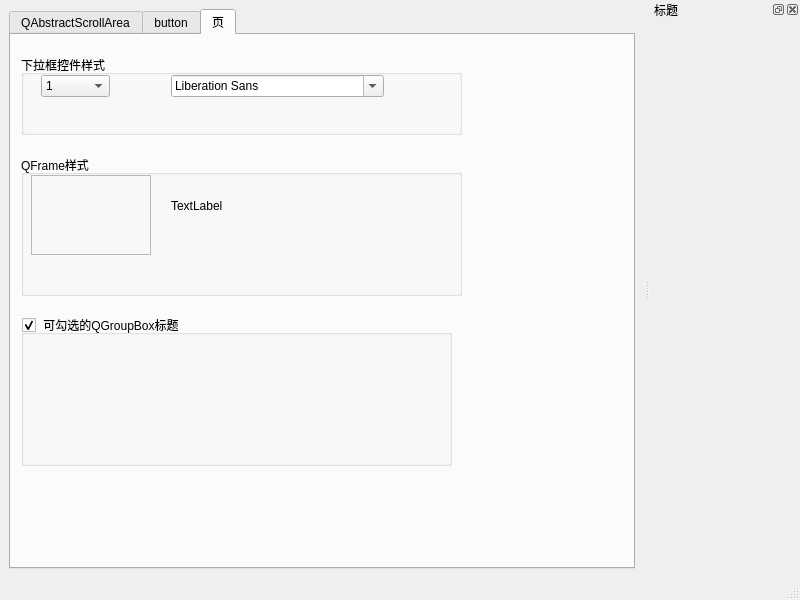
Old version of the form QStyleDemo/QssDemo/mainwindow.ui in the repository mahuifa/QMDemo.
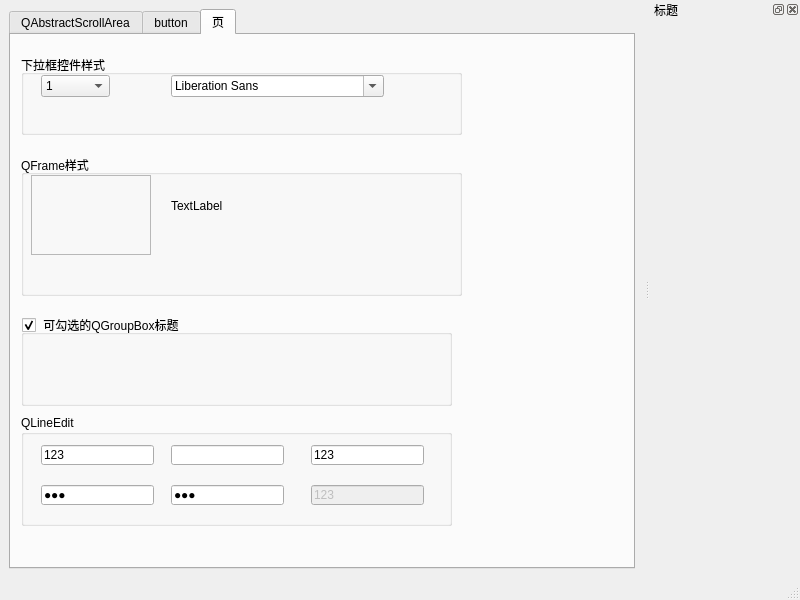
New version of the form.

The edit to the form file:
```diff
--- a/QStyleDemo/QssDemo/mainwindow.ui
+++ b/QStyleDemo/QssDemo/mainwindow.ui
@@ -680,9 +680,12 @@
           <x>10</x>
           <y>280</y>
           <width>431</width>
-          <height>151</height>
+          <height>91</height>
          </rect>
         </property>
+        <property name="styleSheet">
+         <string notr="true"/>
+        </property>
         <property name="title">
          <string> 可勾选的QGroupBox标题</string>
         </property>
@@ -690,6 +693,136 @@
          <bool>true</bool>
         </property>
        </widget>
+       <widget class="QGroupBox" name="groupBox_8">
+        <property name="geometry">
+         <rect>
+          <x>10</x>
+          <y>380</y>
+          <width>431</width>
+          <height>111</height>
+         </rect>
+        </property>
+        <property name="title">
+         <string>QLineEdit</string>
+        </property>
+        <widget class="QLineEdit" name="lineEdit">
+         <property name="geometry">
+          <rect>
+           <x>20</x>
+           <y>30</y>
+           <width>113</width>
+           <height>20</height>
+          </rect>
+         </property>
+         <property name="toolTip">
+          <string>默认</string>
+         </property>
+         <property name="text">
+          <string>123</string>
+         </property>
+        </widget>
+        <widget class="QLineEdit" name="lineEdit_2">
+         <property name="geometry">
+          <rect>
+           <x>150</x>
+           <y>30</y>
+           <width>113</width>
+           <height>20</height>
+          </rect>
+         </property>
+         <property name="toolTip">
+          <string>NoEcho</string>
+         </property>
+         <property name="text">
+          <string>123</string>
+         </property>
+         <property name="echoMode">
+          <enum>QLineEdit::NoEcho</enum>
+         </property>
+        </widget>
+        <widget class="QLineEdit" name="lineEdit_3">
+         <property name="geometry">
+          <rect>
+           <x>20</x>
+           <y>70</y>
+           <width>113</width>
+           <height>20</height>
+          </rect>
+         </property>
+         <property name="toolTip">
+          <string>password</string>
+         </property>
+         <property name="text">
+          <string>123</string>
+         </property>
+         <property name="echoMode">
+          <enum>QLineEdit::Password</enum>
+         </property>
+        </widget>
+        <widget class="QLineEdit" name="lineEdit_4">
+         <property name="geometry">
+          <rect>
+           <x>150</x>
+           <y>70</y>
+           <width>113</width>
+           <height>20</height>
+          </rect>
+         </property>
+         <property name="toolTip">
+          <string>passwordEchoOnEdit</string>
+         </property>
+         <property name="text">
+          <string>123</string>
+         </property>
+         <property name="echoMode">
+          <enum>QLineEdit::PasswordEchoOnEdit</enum>
+         </property>
+        </widget>
+        <widget class="QLineEdit" name="lineEdit_5">
+         <property name="geometry">
+          <rect>
+           <x>290</x>
+           <y>30</y>
+           <width>113</width>
+           <height>20</height>
+          </rect>
+         </property>
+         <property name="toolTip">
+          <string>只读</string>
+         </property>
+         <property name="text">
+          <string>123</string>
+         </property>
+         <property name="readOnly">
+          <bool>true</bool>
+         </property>
+        </widget>
+        <widget class="QLineEdit" name="lineEdit_6">
+         <property name="enabled">
+          <bool>false</bool>
+         </property>
+         <property name="geometry">
+          <rect>
+           <x>290</x>
+           <y>70</y>
+           <width>113</width>
+           <height>20</height>
+          </rect>
+         </property>
+         <property name="toolTip">
+          <string>禁用</string>
+         </property>
+         <property name="text">
+          <string>123</string>
+         </property>
+         <property name="dragEnabled">
+          <bool>false</bool>
+         </property>
+         <property name="cursorMoveStyle">
+          <enum>Qt::LogicalMoveStyle</enum>
+         </property>
+        </widget>
+       </widget>
       </widget>
      </widget>
     </item>
```
